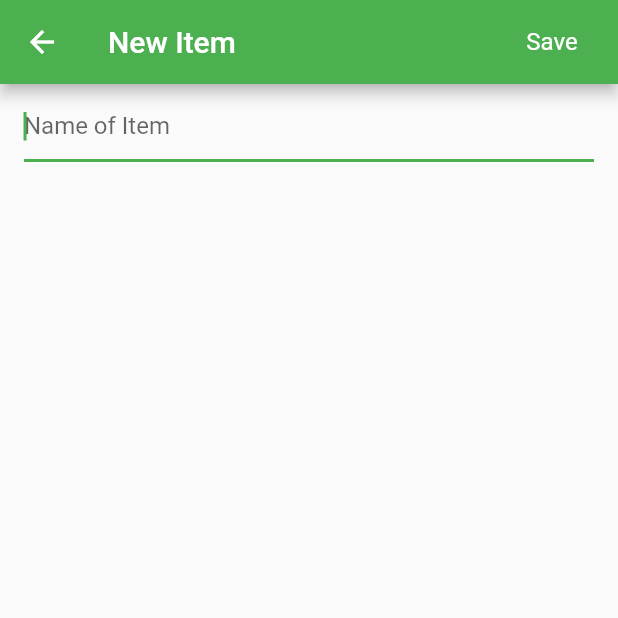
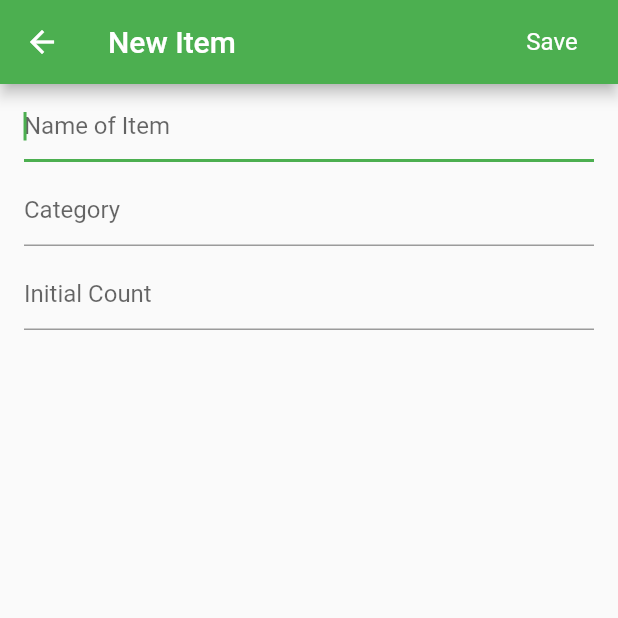
Before and after one commit to seelowguh/ItemLogger, a Flutter app: the AddNewItem screen opened directly, on a phone screen of 412 x 824 dp, the top half of it. Run offline on Flutter 3.47's test engine with Material 2 defaults, Android fonts, the phone set to English and light mode, and no system bars; our stand-ins replace cloud_firestore, flutter_slidable; accounts and stored records are empty.

```diff
--- a/lib/Item.dart
+++ /dev/null
@@ -1,6 +0,0 @@
-class Item{
-  String name;
-  int count;
-
-  Item(this.name, this.count);
-}
--- /dev/null
+++ b/lib/Models/Category.dart
@@ -0,0 +1,5 @@
+class Category{
+  String name;
+
+  Category(this.name);
+}
--- /dev/null
+++ b/lib/Models/Item.dart
@@ -0,0 +1,7 @@
+class Item{
+  String name;
+  String category;
+  int count;
+
+  Item(this.name, this.count, this.category);
+}
--- a/lib/addNewItem.dart
+++ b/lib/addNewItem.dart
@@ -1,5 +1,5 @@
 import 'package:flutter/material.dart';
-import 'package:item_tracker/Item.dart';
+import 'package:item_tracker/Models/Item.dart';
 
 class AddNewItem extends StatefulWidget {
   @override
@@ -9,6 +9,8 @@ class AddNewItem extends StatefulWidget {
 class AddNewItemState extends State<AddNewItem> {
   TextEditingController _textController;
   String name;
+  String category;
+  int count;
 
   @override
   Widget build(BuildContext context) {
@@ -20,7 +22,7 @@ class AddNewItemState extends State<AddNewItem> {
               onPressed: () {
                 Navigator
                 .of(context)
-                    .pop(new Item(name, 0));
+                    .pop(new Item(name, 0, category));
               },
               child: new Text('Save',
                   style: Theme
@@ -42,7 +44,27 @@ class AddNewItemState extends State<AddNewItem> {
               controller: _textController,
                 onChanged: (value) => name = value,
             ),
-          )
+          ),
+          new ListTile(
+            title: new TextField(
+              decoration: new InputDecoration(
+                hintText: 'Category',
+              ),
+            textCapitalization: TextCapitalization.words,
+            controller: _textController,
+              onChanged: (value) => category = value,
+            ),
+          ),
+          new ListTile(
+            title: new TextField(
+              decoration: new InputDecoration(
+                hintText: 'Initial Count',
+              ),
+            keyboardType: TextInputType.numberWithOptions(),
+            controller: _textController,
+            onChanged: (value) => count = int.parse(value),
+            ),
+            )
         ],
       ),
     );
--- a/lib/main.dart
+++ b/lib/main.dart
@@ -2,7 +2,7 @@ import 'package:flutter/material.dart';
 import 'package:cloud_firestore/cloud_firestore.dart';
 import 'package:flutter_slidable/flutter_slidable.dart';
 import 'addNewItem.dart';
-import 'Item.dart';
+import 'package:item_tracker/Models/Item.dart';
 import 'package:uuid/uuid.dart';
 
 void main() => runApp(MyApp());
@@ -55,6 +55,7 @@ class _AppHomeState extends State<AppHome> {
   var collectionName = 'trackeditems';
   var key = 'name';
   var value = 'count';
+  var grouping = 'category';
 
   void _addNewItem(Item item){
     setState(() {
@@ -63,7 +64,8 @@ class _AppHomeState extends State<AppHome> {
       var ds = Firestore.instance.collection(collectionName).document(id);
       Map<String, dynamic> mapped = {
         key: item.name,
-        value: 0
+        value: item.count,
+        grouping: item.category
       };
       ds.setData(mapped);
     });
@@ -156,12 +158,9 @@ class _AppHomeState extends State<AppHome> {
           color: Colors.red,
           icon: Icons.delete_forever,
           onTap: () => _deleteItem(document),
-        )
-      ],
-      secondaryActions: <Widget>[
+        ),
         IconSlideAction(
           caption: 'Minus',
-
           color: Colors.blueGrey,
           icon: Icons.exposure_neg_1,
           onTap: () => _decrementItemCount(document),
@@ -174,7 +173,6 @@ class _AppHomeState extends State<AppHome> {
         )
       ],
     );
-
   }
 
 
```
Also changed, not shown: lib/Categories/addCategory.dart (added, +45 -0 lines), lib/Categories/listCategories.dart (added, +116 -0 lines).
